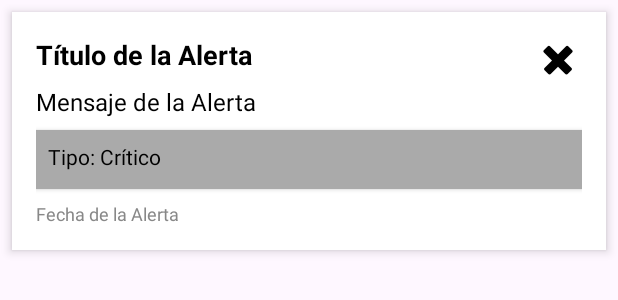
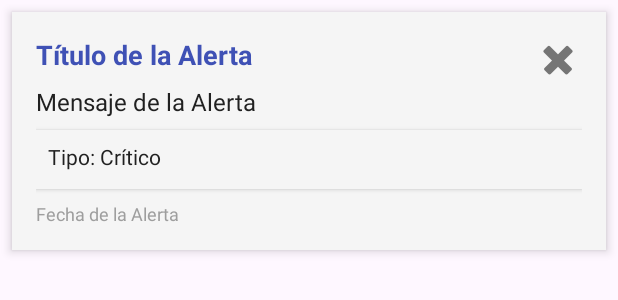
Before and after one commit to joaonunez/EcoAsh, an Android app: the layout alert_card.xml on its own in the app's theme, with its tools: preview values and no code run, on a phone screen of 412 x 824 dp. Shown: the top 300 px of the screen. Run offline under Robolectric (Android 15) with nearby library versions, the phone set to English and light mode, and no system bars.

Commit message:
xml alerts updated

```diff
--- a/app/src/main/res/layout/alert_card.xml
+++ b/app/src/main/res/layout/alert_card.xml
@@ -5,17 +5,17 @@
     android:layout_height="wrap_content"
     android:orientation="vertical"
     android:padding="16dp"
-    android:background="@android:color/white"
+    android:background="@color/admin_card_background"
     android:layout_marginBottom="8dp"
+    android:layout_margin="8dp"
     android:elevation="4dp"
-    android:layout_margin="8dp">
+    android:layout_marginHorizontal="8dp">
 
     <LinearLayout
         android:layout_width="match_parent"
         android:layout_height="wrap_content"
         android:orientation="horizontal">
 
-        <!-- Título de la alerta -->
         <TextView
             android:id="@+id/alertTitle"
             android:layout_width="0dp"
@@ -24,10 +24,9 @@
             android:text="Título de la Alerta"
             android:textStyle="bold"
             android:textSize="18sp"
-            android:textColor="@android:color/black"
+            android:textColor="@color/admin_title_color"
             android:paddingBottom="8dp" />
 
-        <!-- Botón X para eliminar la alerta individual -->
         <ImageButton
             android:id="@+id/deleteAlertButton"
             android:layout_width="wrap_content"
@@ -35,20 +34,18 @@
             android:src="@android:drawable/ic_delete"
             android:contentDescription="Eliminar alerta"
             android:background="?attr/selectableItemBackgroundBorderless"
-            android:tint="@android:color/black"/>
+            android:tint="@color/icon_color"/>
     </LinearLayout>
 
-    <!-- Mensaje de la alerta -->
     <TextView
         android:id="@+id/alertMessage"
         android:layout_width="wrap_content"
         android:layout_height="wrap_content"
         android:text="Mensaje de la Alerta"
         android:textSize="16sp"
-        android:textColor="@android:color/black"
+        android:textColor="@color/text_color"
         android:paddingBottom="8dp" />
 
-    <!-- Contenedor para fondo dinámico según el color -->
     <LinearLayout
         android:id="@+id/alertBackground"
         android:layout_width="match_parent"
@@ -56,7 +53,7 @@
         android:orientation="vertical"
         android:padding="8dp"
         android:layout_marginBottom="8dp"
-        android:background="@android:color/darker_gray"
+        android:background="@color/background_color"
         android:elevation="2dp">
 
         <TextView
@@ -65,16 +62,15 @@
             android:layout_height="wrap_content"
             android:text="Tipo: Crítico"
             android:textSize="14sp"
-            android:textColor="@android:color/black"
+            android:textColor="@color/text_color"
             android:paddingBottom="4dp" />
     </LinearLayout>
 
-    <!-- Fecha y hora de la alerta -->
     <TextView
         android:id="@+id/alertTimestamp"
         android:layout_width="wrap_content"
         android:layout_height="wrap_content"
         android:text="Fecha de la Alerta"
         android:textSize="12sp"
-        android:textColor="#888888" />
+        android:textColor="@color/hint_color" />
 </LinearLayout>
```
